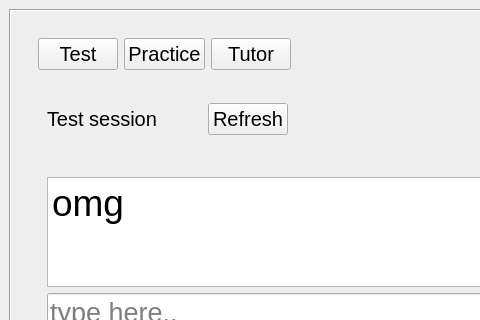
Before: the Qt Designer form home.ui in Prakash5209/typing_tutor, drawn with Qt 5; both pictures show x 0 to 480 and y 0 to 320 of the 666 by 547 pixel window.
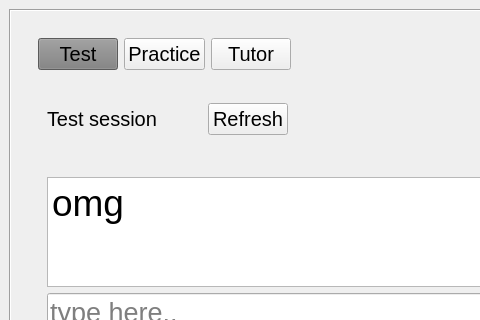
After: the same form once the commit is applied.

```diff
--- a/home.ui
+++ b/home.ui
@@ -110,7 +110,7 @@
                  </font>
                 </property>
                 <property name="styleSheet">
-                 <string notr="true">background-color:7f7f7f;</string>
+                 <string notr="true">background-color:#7f7f7f;</string>
                 </property>
                 <property name="text">
                  <string>Test</string>
```
